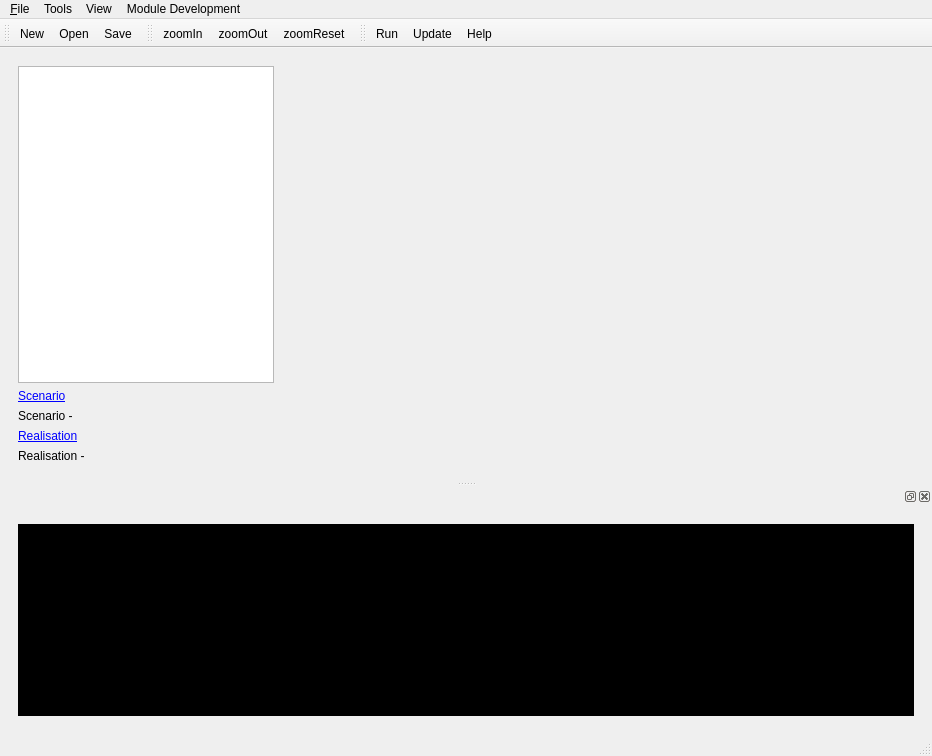
Qt form src/libdynamind-gui/dmmainwindow.ui (iut-ibk/P8-WSC-GUI) before a commit.
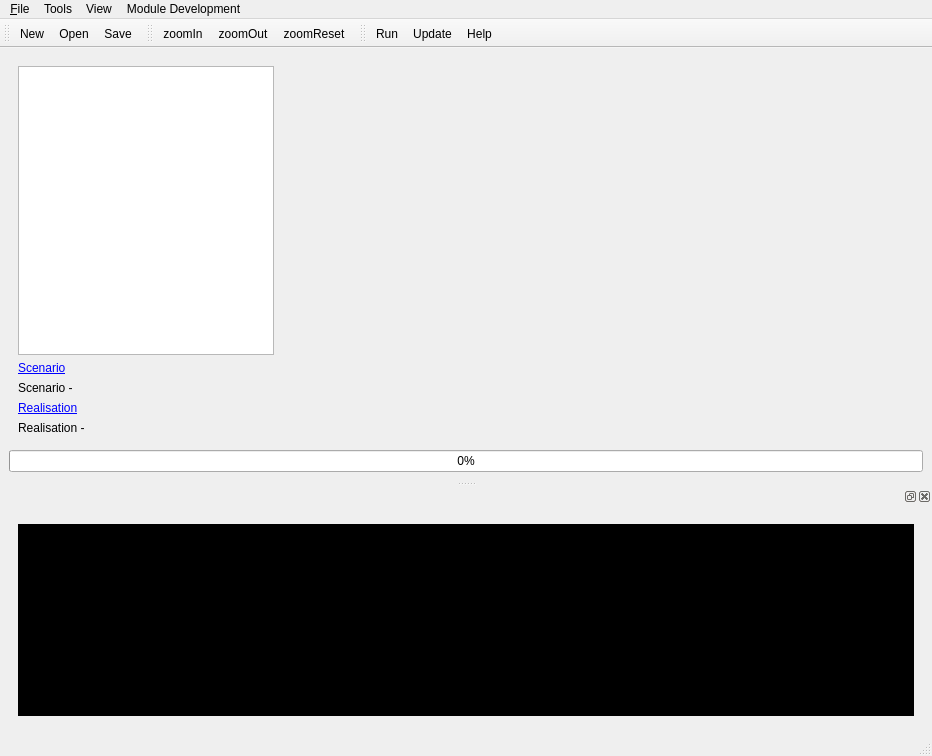
The same form after that commit. Icons and pictures are not drawn.

```diff
--- a/src/libdynamind-gui/dmmainwindow.ui
+++ b/src/libdynamind-gui/dmmainwindow.ui
@@ -118,6 +118,13 @@
       </layout>
      </widget>
     </item>
+    <item>
+     <widget class="QProgressBar" name="progressBar">
+      <property name="value">
+       <number>0</number>
+      </property>
+     </widget>
+    </item>
    </layout>
   </widget>
   <widget class="QMenuBar" name="menubar">
```
Left out of the diff: 10 changed lines with no effect on the pictures.
